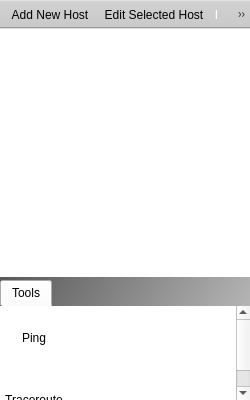
Before: the Qt Designer form mainwindow.ui in renatoferreirarenatoferreira/quickmon, drawn with Qt 5.
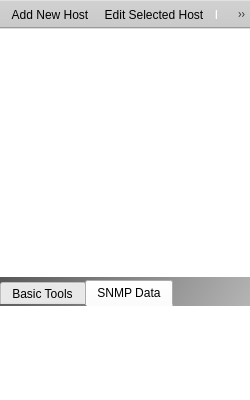
After: the same form once the commit is applied. The open tabs and pages were chosen to show the change. Icons and pictures are not drawn. Custom widgets are drawn as their Qt base class.

Commit message: Added initial UI components for SNMP Tools support.

Diff of the .ui file:
```diff
--- a/mainwindow.ui
+++ b/mainwindow.ui
@@ -97,7 +97,7 @@
       </property>
       <widget class="QWidget" name="tab">
        <attribute name="title">
-        <string>Tools</string>
+        <string>Basic Tools</string>
        </attribute>
        <layout class="QHBoxLayout" name="horizontalLayout">
         <property name="spacing">
@@ -185,6 +185,55 @@
         </item>
        </layout>
       </widget>
+      <widget class="QWidget" name="tab_2">
+       <property name="sizePolicy">
+        <sizepolicy hsizetype="Expanding" vsizetype="Expanding">
+         <horstretch>0</horstretch>
+         <verstretch>0</verstretch>
+        </sizepolicy>
+       </property>
+       <attribute name="title">
+        <string>SNMP Data</string>
+       </attribute>
+       <layout class="QHBoxLayout" name="horizontalLayout_4">
+        <property name="spacing">
+         <number>0</number>
+        </property>
+        <property name="leftMargin">
+         <number>0</number>
+        </property>
+        <property name="topMargin">
+         <number>0</number>
+        </property>
+        <property name="rightMargin">
+         <number>0</number>
+        </property>
+        <property name="bottomMargin">
+         <number>0</number>
+        </property>
+        <item>
+         <widget class="SNMPDataTreeWidget" name="treeWidget_SNMPData">
+          <property name="styleSheet">
+           <string notr="true">#treeWidget_SNMPData {
+    outline: none;
+    border: 0;
+}</string>
+          </property>
+          <property name="animated">
+           <bool>true</bool>
+          </property>
+          <attribute name="headerVisible">
+           <bool>false</bool>
+          </attribute>
+          <column>
+           <property name="text">
+            <string notr="true">1</string>
+           </property>
+          </column>
+         </widget>
+        </item>
+       </layout>
+      </widget>
      </widget>
     </item>
    </layout>
@@ -288,6 +337,11 @@
    <extends>QTreeView</extends>
    <header>hoststreeview.h</header>
   </customwidget>
+  <customwidget>
+   <class>SNMPDataTreeWidget</class>
+   <extends>QTreeWidget</extends>
+   <header>snmpdatatreewidget.h</header>
+  </customwidget>
  </customwidgets>
  <resources>
   <include location="MainResources.qrc"/>
```
The commit also changes 10 other files.
